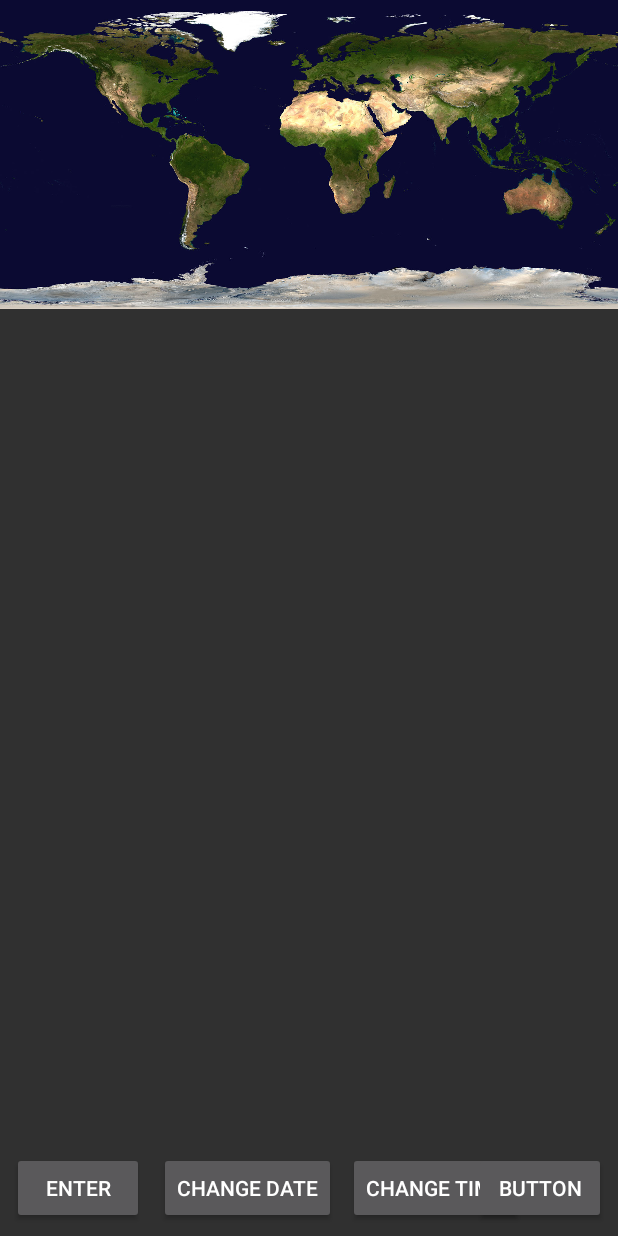
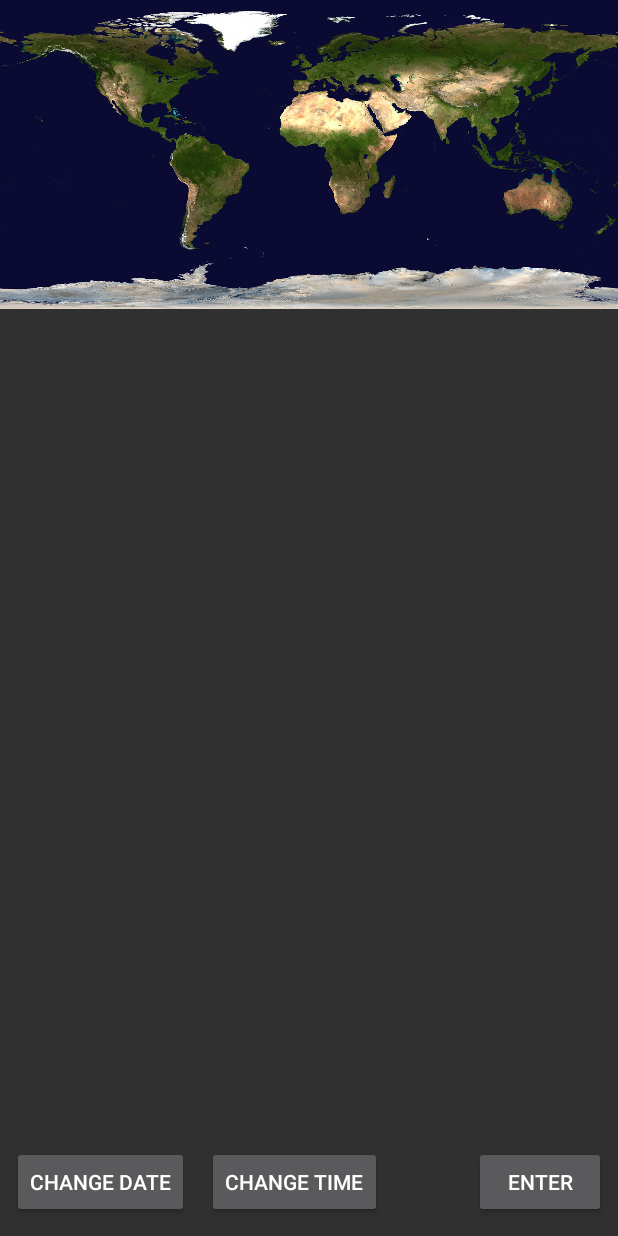
Before and after one commit to shafihaque7/DayandNightAndroid, an Android app: the screen it shows after launch (MainActivity), on a phone screen of 412 x 824 dp. Run offline under Robolectric (Android 15) with nearby library versions, the phone set to English and light mode, and no system bars.

Commit message:
Changes to UI

```diff
--- a/app/build.gradle
+++ b/app/build.gradle
@@ -2,7 +2,7 @@ apply plugin: 'com.android.application'
 
 android {
     compileSdkVersion 25
-    buildToolsVersion "25.0.2"
+    buildToolsVersion '26.0.2'
     defaultConfig {
         applicationId "com.example.rafisantu.helloworld"
         minSdkVersion 24
--- a/app/src/main/java/com/example/rafisantu/helloworld/MainActivity.java
+++ b/app/src/main/java/com/example/rafisantu/helloworld/MainActivity.java
@@ -54,13 +54,6 @@ import static java.lang.Math.tan;
 
 public class MainActivity extends AppCompatActivity {
 
-    double Latitude;
-    double Longitude;
-
-    Button locationButton; // vid has it on private
-    TextView locationText;
-    private LocationListener locationListener;
-    private LocationManager locationManager;
 
 
     TextView txt;
@@ -121,54 +114,6 @@ public class MainActivity extends AppCompatActivity {
 
         setContentView(R.layout.activity_main);
 
-        locationButton = (Button) findViewById(R.id.buttonLocation);
-        locationText = (TextView) findViewById(R.id.textViewLocation);
-        locationManager = (LocationManager) getSystemService(LOCATION_SERVICE);
-        locationListener = new LocationListener() {
-            @Override
-            public void onLocationChanged(Location location) {
-                locationText.append("\n "+ location.getLatitude() +" "+location.getLongitude());
-                Latitude=location.getLatitude();
-                Longitude = location.getLongitude();
-                converter();
-
-
-            }
-
-            @Override
-            public void onStatusChanged(String provider, int status, Bundle extras) {
-
-            }
-
-            @Override
-            public void onProviderEnabled(String provider) {
-
-            }
-
-            @Override
-            public void onProviderDisabled(String provider) {
-                Intent intent = new Intent(Settings.ACTION_LOCATION_SOURCE_SETTINGS);
-                startActivity(intent);
-
-            }
-        };
-        if (ActivityCompat.checkSelfPermission(this, Manifest.permission.ACCESS_FINE_LOCATION) != PackageManager.PERMISSION_GRANTED && ActivityCompat.checkSelfPermission(this, Manifest.permission.ACCESS_COARSE_LOCATION) != PackageManager.PERMISSION_GRANTED) {
-            // TODO: Consider calling
-            //    ActivityCompat#requestPermissions
-            // here to request the missing permissions, and then overriding
-            //   public void onRequestPermissionsResult(int requestCode, String[] permissions,
-            //                                          int[] grantResults)
-            // to handle the case where the user grants the permission. See the documentation
-            // for ActivityCompat#requestPermissions for more details.
-            requestPermissions(new String[]{
-                    Manifest.permission.ACCESS_FINE_LOCATION, Manifest.permission.ACCESS_COARSE_LOCATION,
-                    Manifest.permission.INTERNET
-            },10);
-            return;
-        }else{
-            configureButton();
-        }
-        //locationManager.requestLocationUpdates("gps", 5000, 0, locationListener);
 
 
 
@@ -247,8 +192,6 @@ public class MainActivity extends AppCompatActivity {
 
 
                 canvas = new Canvas(mutableBitmap);
-                canvas.drawPoint(200, 100, paint);
-
                 for (int i = 0; i < widthOfImage; i++) { // First loop for all of the width value.
                     for (int j = filter1.wtab_[i]; j < heightOfImage; j++) { // Second loop starts at the y value for the curve. Ends at the height of the image, which is bottom of the image.
                         canvas.drawPoint(i,j,paint);
@@ -259,7 +202,7 @@ public class MainActivity extends AppCompatActivity {
                 Paint paint2=new Paint();
                 paint2.setAntiAlias(true);
                 paint2.setColor(colour2);
-                canvas.drawCircle((int)xAxis,(int)yAxis,25,paint2);
+                //canvas.drawCircle((int)xAxis,(int)yAxis,25,paint2);
 
 
 
@@ -280,39 +223,7 @@ public class MainActivity extends AppCompatActivity {
 
     }
 
-    @Override
-    public void onRequestPermissionsResult(int requestCode, @NonNull String[] permissions, @NonNull int[] grantResults) {
-        switch(requestCode){
-            case 10:
-                if (grantResults.length>0 && grantResults[0] == PackageManager.PERMISSION_GRANTED)
-                    configureButton();
-                return;
 
-        }
-    }
-
-    private void configureButton(){
-        locationButton.setOnClickListener(new View.OnClickListener() {
-
-            @Override
-            public void onClick(View view){
-                locationManager.requestLocationUpdates("gps", 5000, 0, locationListener);
-
-
-            }
-        });
-
-
-    }
-    public void converter(){
-        xAxis = (Longitude+180)*(widthOfImage/360);
-
-
-        double latRad = Latitude*PI/180;
-        double mercN = Math.log(tan((PI/4)+(latRad/2)));
-        yAxis = (heightOfImage/2)-(widthOfImage*mercN/(2*PI));
-
-    }
 
 
 
--- a/app/src/main/res/layout/activity_main.xml
+++ b/app/src/main/res/layout/activity_main.xml
@@ -27,53 +27,33 @@
         tools:layout_editor_absoluteY="-60dp" />
 
     <Button
-        android:id="@+id/button"
-        android:layout_width="wrap_content"
-        android:layout_height="wrap_content"
-        android:text="Button"
-        android:layout_marginLeft="8dp"
-        app:layout_constraintLeft_toLeftOf="parent"
-        app:layout_constraintBottom_toBottomOf="parent"
-        android:layout_marginBottom="8dp" />
-
-    <Button
         android:id="@+id/button2"
         android:layout_width="wrap_content"
         android:layout_height="wrap_content"
+        android:layout_marginBottom="12dp"
+        android:layout_marginStart="8dp"
         android:text="Button"
-        app:layout_constraintLeft_toRightOf="@+id/button"
-        android:layout_marginLeft="10dp"
         app:layout_constraintBottom_toBottomOf="parent"
-        android:layout_marginBottom="8dp" />
+        app:layout_constraintStart_toStartOf="parent" />
 
     <Button
         android:id="@+id/button4"
         android:layout_width="wrap_content"
         android:layout_height="wrap_content"
+        android:layout_marginBottom="12dp"
+        android:layout_marginLeft="12dp"
         android:text="Button"
-        app:layout_constraintLeft_toRightOf="@+id/button2"
-        android:layout_marginLeft="8dp"
         app:layout_constraintBottom_toBottomOf="parent"
-        android:layout_marginBottom="8dp" />
+        app:layout_constraintLeft_toRightOf="@+id/button2" />
 
     <Button
-        android:id="@+id/buttonLocation"
+        android:id="@+id/button"
         android:layout_width="wrap_content"
         android:layout_height="wrap_content"
+        android:layout_marginBottom="12dp"
+        android:layout_marginEnd="8dp"
         android:text="Button"
-        android:layout_marginRight="8dp"
-        app:layout_constraintRight_toRightOf="parent"
         app:layout_constraintBottom_toBottomOf="parent"
-        android:layout_marginBottom="8dp" />
-
-    <TextView
-        android:id="@+id/textViewLocation"
-        android:layout_width="wrap_content"
-        android:layout_height="wrap_content"
-        android:text="TextView"
-        app:layout_constraintRight_toLeftOf="@+id/buttonLocation"
-        android:layout_marginRight="8dp"
-        app:layout_constraintBottom_toBottomOf="parent"
-        android:layout_marginBottom="24dp" />
+        app:layout_constraintEnd_toEndOf="parent" />
 
 </android.support.constraint.ConstraintLayout>
--- a/build.gradle
+++ b/build.gradle
@@ -5,7 +5,7 @@ buildscript {
         jcenter()
     }
     dependencies {
-        classpath 'com.android.tools.build:gradle:2.3.0'
+        classpath 'com.android.tools.build:gradle:3.0.0'
 
         // NOTE: Do not place your application dependencies here; they belong
         // in the individual module build.gradle files
```
Also changed, not shown: gradle/wrapper/gradle-wrapper.properties.
